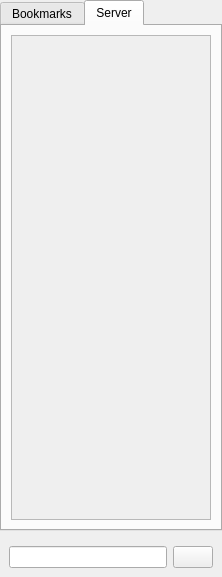
This is ui/qqtotozmanager.ui in dguihal/quteqoin as Qt 5 draws it before an edit. The edited form follows.
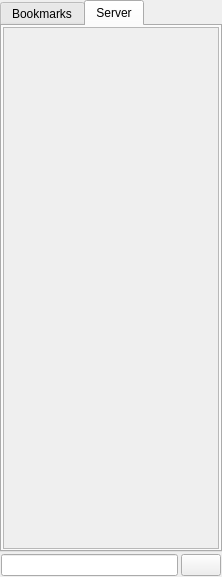
This is the edited form.

What changed in the file:
```diff
--- a/ui/qqtotozmanager.ui
+++ b/ui/qqtotozmanager.ui
@@ -36,6 +36,9 @@
     </sizepolicy>
    </property>
    <layout class="QVBoxLayout" name="verticalLayout">
+    <property name="spacing">
+     <number>1</number>
+    </property>
     <property name="leftMargin">
      <number>0</number>
     </property>
@@ -100,6 +103,21 @@
         <string>Server</string>
        </attribute>
        <layout class="QHBoxLayout" name="horizontalLayout_3">
+        <property name="spacing">
+         <number>3</number>
+        </property>
+        <property name="leftMargin">
+         <number>1</number>
+        </property>
+        <property name="topMargin">
+         <number>1</number>
+        </property>
+        <property name="rightMargin">
+         <number>1</number>
+        </property>
+        <property name="bottomMargin">
+         <number>1</number>
+        </property>
         <item>
          <widget class="QScrollArea" name="serverScrollArea">
           <property name="sizePolicy">
@@ -122,8 +140,8 @@
             <rect>
              <x>0</x>
              <y>0</y>
-             <width>198</width>
-             <height>465</height>
+             <width>214</width>
+             <height>502</height>
             </rect>
            </property>
           </widget>
@@ -136,6 +154,21 @@
     <item>
      <widget class="QWidget" name="widget" native="true">
       <layout class="QHBoxLayout" name="horizontalLayout">
+       <property name="spacing">
+        <number>3</number>
+       </property>
+       <property name="leftMargin">
+        <number>1</number>
+       </property>
+       <property name="topMargin">
+        <number>1</number>
+       </property>
+       <property name="rightMargin">
+        <number>1</number>
+       </property>
+       <property name="bottomMargin">
+        <number>1</number>
+       </property>
        <item>
         <widget class="QLineEdit" name="searchLineEdit"/>
        </item>
```
Left out of the diff: 19 changed lines with no effect on the pictures.
